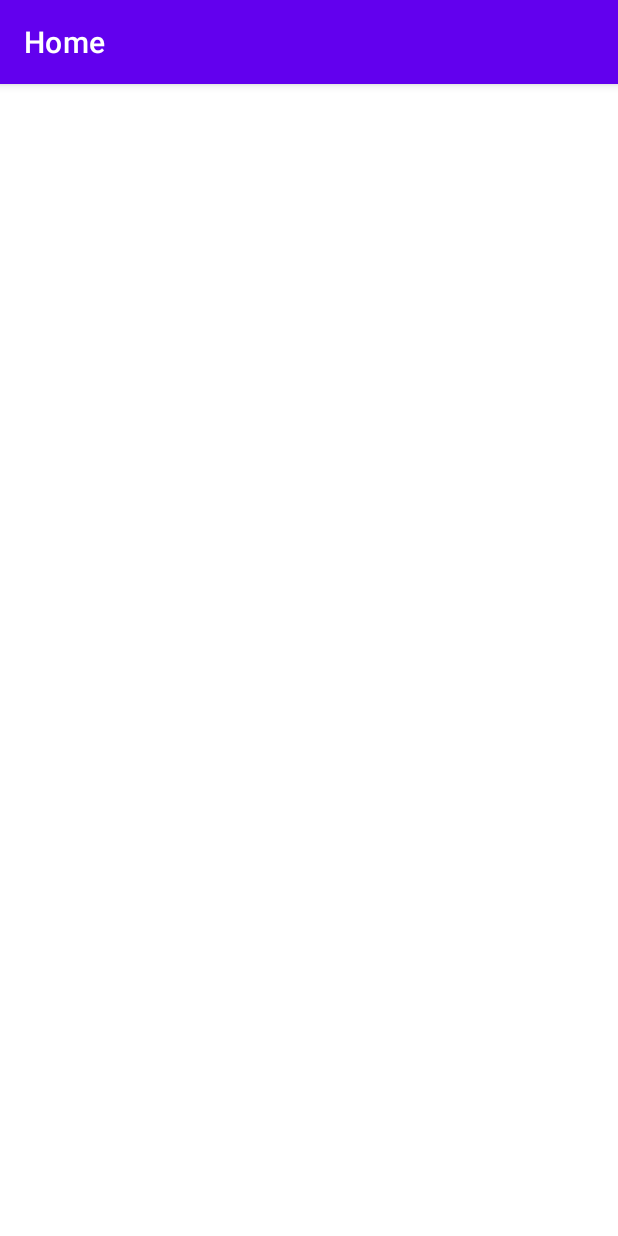
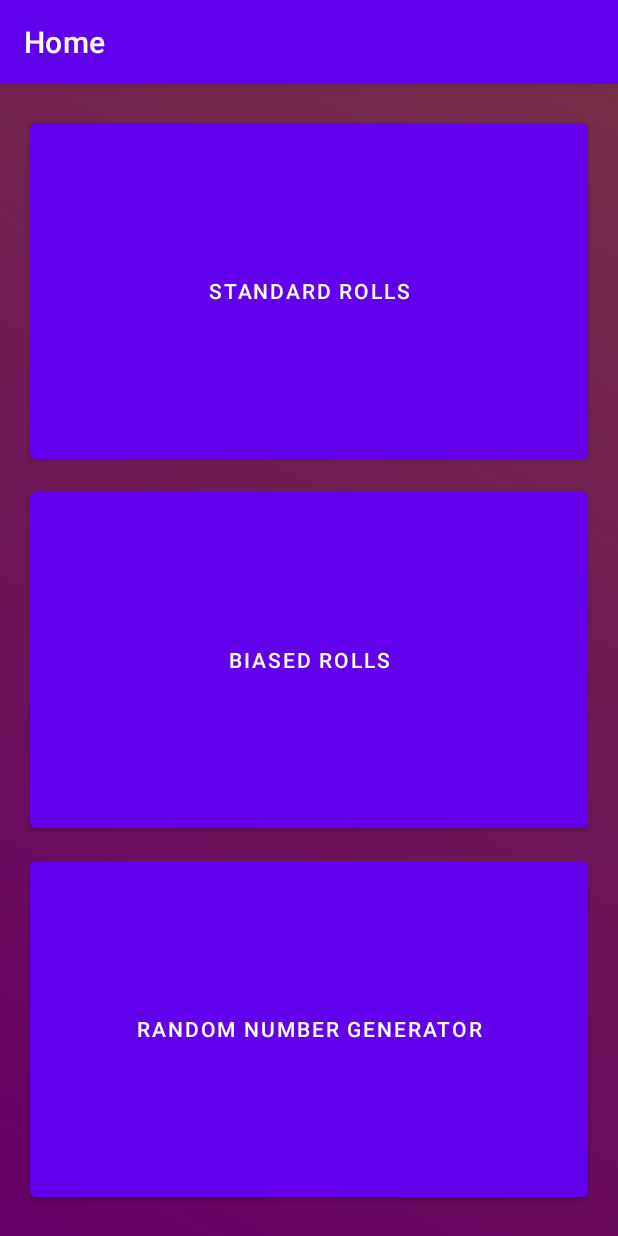
Before and after one commit to PriyanthaFdo/Dice, an Android app: the screen it shows after launch (HomeActivity), on a phone screen of 412 x 824 dp. Run offline under Robolectric (Android 15) with nearby library versions, the phone set to English and light mode, and no system bars.

Commit message:
Home screen & Standard Rolls Activities created

```diff
--- a/app/src/main/AndroidManifest.xml
+++ b/app/src/main/AndroidManifest.xml
@@ -14,9 +14,13 @@
         android:theme="@style/Theme.Dice"
         tools:targetApi="31">
         <activity
+            android:name=".Standard_Rolls"
+            android:exported="false"
+            android:label="Standard Rolls"/>
+        <activity
             android:name=".HomeActivity"
             android:exported="false"
-            android:label="Home"/>
+            android:label="Home" />
         <activity
             android:name=".MainActivity"
             android:exported="true"
--- a/app/src/main/java/com/dice/HomeActivity.java
+++ b/app/src/main/java/com/dice/HomeActivity.java
@@ -2,13 +2,24 @@ package com.dice;
 
 import androidx.appcompat.app.AppCompatActivity;
 
+import android.content.Intent;
 import android.os.Bundle;
+import android.widget.Button;
 
 public class HomeActivity extends AppCompatActivity {
+    Button btn_Standard_Rolls;
 
     @Override
     protected void onCreate(Bundle savedInstanceState) {
         super.onCreate(savedInstanceState);
         setContentView(R.layout.activity_home);
+
+        btn_Standard_Rolls = findViewById(R.id.btn_std_roll);
+
+        btn_Standard_Rolls.setOnClickListener(v -> {
+            Intent i = new Intent(HomeActivity.this, Standard_Rolls.class);
+            startActivity(i);
+        });
     }
+
 }
--- /dev/null
+++ b/app/src/main/res/drawable/background_45.xml
@@ -0,0 +1,7 @@
+<?xml version="1.0" encoding="utf-8"?>
+<shape xmlns:android="http://schemas.android.com/apk/res/android">
+    <gradient
+        android:startColor="@color/royal_purple"
+        android:endColor="@color/gold_purple"
+        android:angle="45" />
+</shape>
--- a/app/src/main/res/drawable/splash_background.xml
+++ b/app/src/main/res/drawable/background_90.xml
@@ -3,5 +3,5 @@
     <gradient
         android:startColor="@color/royal_purple"
         android:endColor="@color/gold_purple"
-        android:angle="-45" />
+        android:angle="90" />
 </shape>
--- a/app/src/main/res/layout/activity_home.xml
+++ b/app/src/main/res/layout/activity_home.xml
@@ -1,8 +1,41 @@
 <?xml version="1.0" encoding="utf-8"?>
-<androidx.constraintlayout.widget.ConstraintLayout xmlns:android="http://schemas.android.com/apk/res/android"
+<LinearLayout xmlns:android="http://schemas.android.com/apk/res/android"
     xmlns:tools="http://schemas.android.com/tools"
     android:layout_width="match_parent"
     android:layout_height="match_parent"
+    android:background="@drawable/background_45"
+    android:orientation="vertical"
+    android:padding="10dp"
     tools:context=".HomeActivity">
 
-</androidx.constraintlayout.widget.ConstraintLayout>
+    <Button
+        android:id="@+id/btn_std_roll"
+        android:layout_width="match_parent"
+        android:layout_height="wrap_content"
+        android:layout_marginStart="10dp"
+        android:layout_marginTop="10dp"
+        android:layout_marginEnd="10dp"
+        android:layout_weight="1"
+        android:text="@string/standard_rolls" />
+
+    <Button
+        android:id="@+id/btn_biased_rpll"
+        android:layout_width="match_parent"
+        android:layout_height="wrap_content"
+        android:layout_marginStart="10dp"
+        android:layout_marginTop="10dp"
+        android:layout_marginEnd="10dp"
+        android:layout_marginBottom="10dp"
+        android:layout_weight="1"
+        android:text="@string/biased_rolls" />
+
+    <Button
+        android:id="@+id/btn_rn_gen"
+        android:layout_width="match_parent"
+        android:layout_height="wrap_content"
+        android:layout_marginStart="10dp"
+        android:layout_marginEnd="10dp"
+        android:layout_marginBottom="10dp"
+        android:layout_weight="1"
+        android:text="@string/random_number_generator" />
+</LinearLayout>
--- a/app/src/main/res/layout/activity_main.xml
+++ b/app/src/main/res/layout/activity_main.xml
@@ -5,7 +5,7 @@
     android:layout_width="match_parent"
     android:layout_height="match_parent"
     tools:context=".MainActivity"
-    android:background="@drawable/splash_background">
+    android:background="@drawable/background_315">
 
     <ImageView
         android:id="@+id/imageView2"
--- a/app/src/main/res/values/strings.xml
+++ b/app/src/main/res/values/strings.xml
@@ -1,4 +1,15 @@
 <resources>
     <string name="app_name">Dice</string>
     <string name="application_logo">Application LOGO</string>
+    <string name="standard_rolls">Standard Rolls</string>
+    <string name="biased_rolls">Biased Rolls</string>
+    <string name="random_number_generator">Random Number Generator</string>
+    <string name="d4">d4</string>
+    <string name="d10">d10</string>
+    <string name="d12">d12</string>
+    <string name="d20">d20</string>
+    <string name="d100">d100</string>
+    <string name="d8">d8</string>
+    <string name="standard_dice_d6">Standard Dice (d6)</string>
+    <string name="coin_toss_d2">Coin Toss (d2)</string>
 </resources>
```
Also changed, not shown: app/src/main/java/com/dice/Standard_Rolls.java (added, +14 -0 lines), app/src/main/res/drawable/background_0.xml (added, +7 -0 lines), app/src/main/res/drawable/background_315.xml (added, +7 -0 lines), app/src/main/res/layout/activity_standard_rolls.xml (added, +126 -0 lines).
